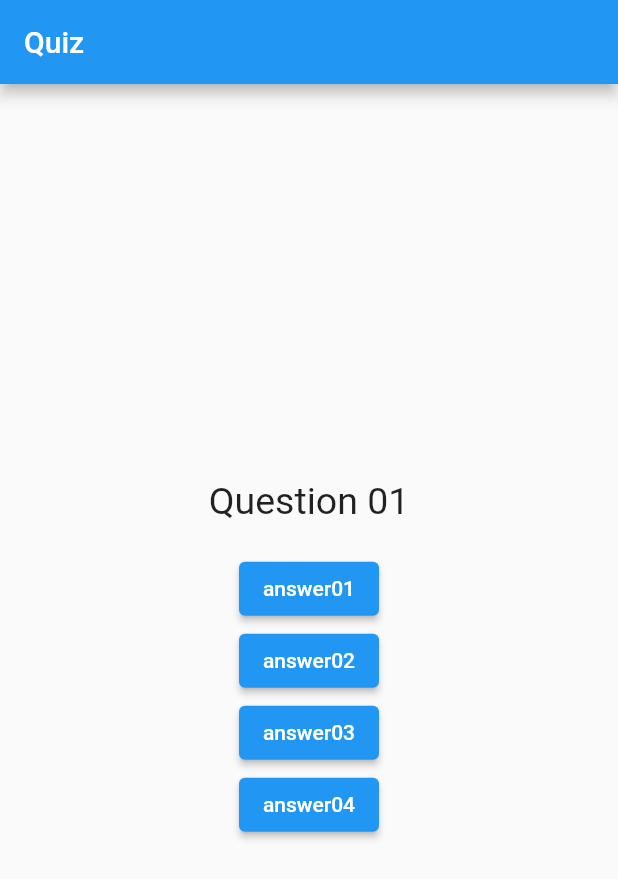
After one commit to dudadias/OOP-Quiz, a Flutter app: the screen it shows after launch, on a phone screen of 412 x 824 dp. The commit adds this screen. Shown: the top 879 px of the screen. Run offline on Flutter 3.47's test engine with Material 2 defaults, Android fonts, the phone set to English and light mode, and no system bars.

Commit message:
home page

```diff
--- /dev/null
+++ b/lib/pages/home.dart
@@ -0,0 +1,44 @@
+import 'package:flutter/material.dart';
+
+class Home extends StatefulWidget {
+  const Home({super.key});
+
+  @override
+  State<Home> createState() => _HomeState();
+}
+
+class _HomeState extends State<Home> {
+  @override
+  Widget build(BuildContext context) {
+    return Center(
+      child: Column(
+        mainAxisAlignment: MainAxisAlignment.center,
+        children: [
+          const Text(
+            "Question 01",
+            style: TextStyle(fontSize: 25),
+          ),
+          const SizedBox(
+            height: 20,
+          ),
+          ElevatedButton(
+            onPressed: () {},
+            child: const Text("answer01"),
+          ),
+          ElevatedButton(
+            onPressed: () {},
+            child: const Text("answer02"),
+          ),
+          ElevatedButton(
+            onPressed: () {},
+            child: const Text("answer03"),
+          ),
+          ElevatedButton(
+            onPressed: () {},
+            child: const Text("answer04"),
+          ),
+        ],
+      ),
+    );
+  }
+}
```
Also changed, not shown: lib/main.dart (+2 -30 lines).
